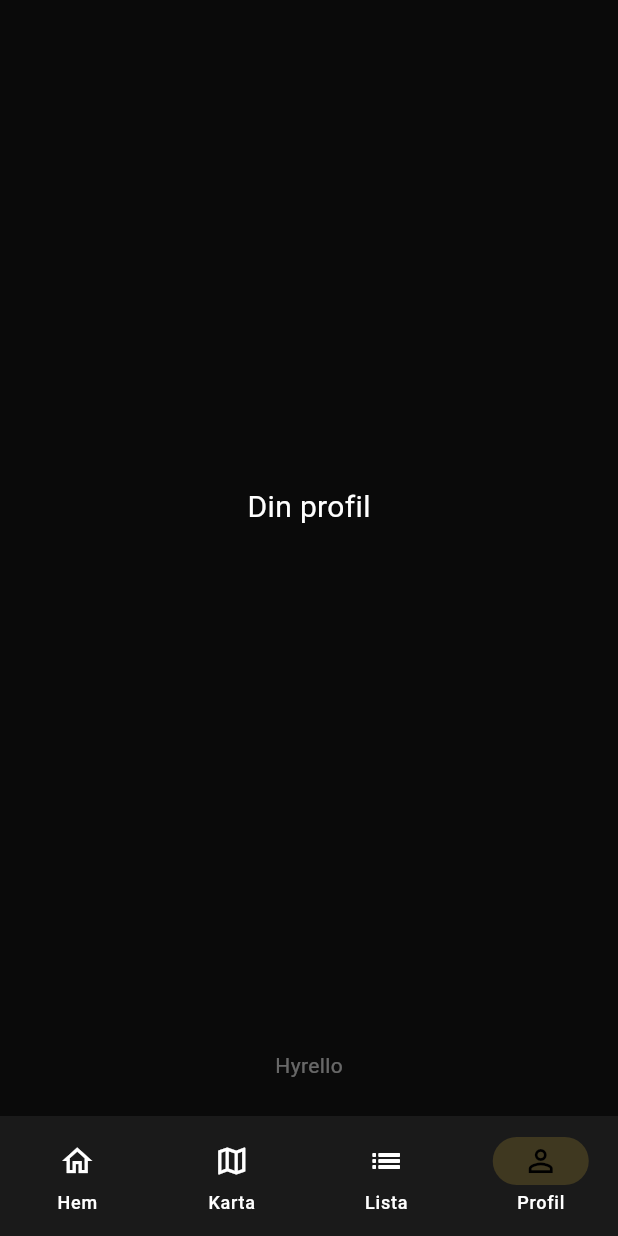
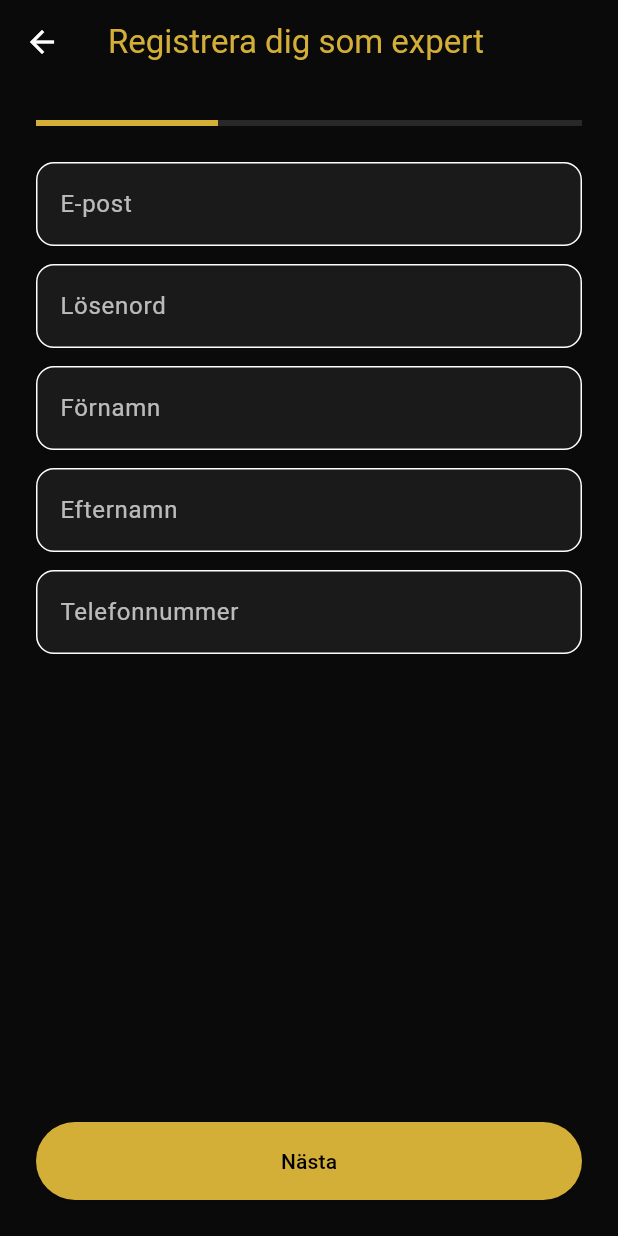
Before and after one commit to illanghost-99/hyrello, a Flutter app: the screen it shows after launch, after a tap on "Hyra ut mina tjänster", on a phone screen of 412 x 824 dp. Run offline on Flutter 3.47's test engine with Material 3 defaults, Android fonts, the phone set to English and light mode, and no system bars; our stand-ins replace firebase_core, supabase_flutter; accounts and stored records are empty.

Commit message:
Add 3-step registration for experts and users with interests

```diff
--- a/lib/main.dart
+++ b/lib/main.dart
@@ -4,9 +4,7 @@
 
 Future<void> main() async {
   WidgetsFlutterBinding.ensureInitialized();
-  try {
-    await Firebase.initializeApp();
-  } catch (_) {}
+  try { await Firebase.initializeApp(); } catch (_) {}
   try {
     await Supabase.initialize(
       url: 'https://aomyrjehryeouplkzhwi.supabase.co',
@@ -33,6 +31,12 @@
           surface: Color(0xFF1A1A1A),
         ),
         useMaterial3: true,
+        inputDecorationTheme: const InputDecorationTheme(
+          filled: true,
+          fillColor: Color(0xFF1A1A1A),
+          border: OutlineInputBorder(borderRadius: BorderRadius.all(Radius.circular(12))),
+          focusedBorder: OutlineInputBorder(borderSide: BorderSide(color: Color(0xFFD4AF37))),
+        ),
       ),
       home: const StartScreen(),
     );
@@ -52,56 +56,215 @@
           child: Column(
             mainAxisAlignment: MainAxisAlignment.center,
             children: [
-              const Text(
-                'Hyrello',
-                style: TextStyle(
-                  fontSize: 40,
-                  fontWeight: FontWeight.bold,
-                  color: Color(0xFFD4AF37),
+              const Text('Hyrello', style: TextStyle(fontSize: 40, fontWeight: FontWeight.bold, color: Color(0xFFD4AF37))),
+              const SizedBox(height: 8),
+              const Text('Hitta eller hyra ut expertis', style: TextStyle(color: Colors.white70, fontSize: 16)),
+              const SizedBox(height: 80),
+              _bigButton(context, 'Hyra en expert', false, () => Navigator.push(context, MaterialPageRoute(builder: (_) => const RegisterScreen(isExpert: false)))),
+              const SizedBox(height: 16),
+              _bigButton(context, 'Hyra ut mina tjänster', true, () => Navigator.push(context, MaterialPageRoute(builder: (_) => const RegisterScreen(isExpert: true)))),
+              const SizedBox(height: 8),
+              const Text('149 kr/mån', style: TextStyle(color: Colors.white54, fontSize: 13)),
+            ],
           ),
         ),
-              const SizedBox(height: 8),
-              const Text(
-                'Hitta eller hyra ut expertis',
-                style: TextStyle(color: Colors.white70, fontSize: 16),
       ),
-              const SizedBox(height: 80),
-              SizedBox(
+    );
+  }
+
+  Widget _bigButton(BuildContext context, String text, bool outlined, VoidCallback onPressed) {
+    return SizedBox(
       width: double.infinity,
       height: 56,
-                child: ElevatedButton(
+      child: outlined
+          ? OutlinedButton(
+              style: OutlinedButton.styleFrom(
+                side: const BorderSide(color: Color(0xFFD4AF37)),
+                foregroundColor: const Color(0xFFD4AF37),
+                shape: RoundedRectangleBorder(borderRadius: BorderRadius.circular(16)),
+              ),
+              onPressed: onPressed,
+              child: Text(text, style: const TextStyle(fontSize: 18, fontWeight: FontWeight.w600)),
+            )
+          : ElevatedButton(
               style: ElevatedButton.styleFrom(
                 backgroundColor: const Color(0xFFD4AF37),
                 foregroundColor: Colors.black,
                 shape: RoundedRectangleBorder(borderRadius: BorderRadius.circular(16)),
               ),
-                  onPressed: () {
-                    Navigator.push(context, MaterialPageRoute(builder: (_) => const MainAppScreen()));
-                  },
-                  child: const Text('Hyra en expert', style: TextStyle(fontSize: 18, fontWeight: FontWeight.w600)),
+              onPressed: onPressed,
+              child: Text(text, style: const TextStyle(fontSize: 18, fontWeight: FontWeight.w600)),
+            ),
+    );
+  }
+}
+
+class RegisterScreen extends StatefulWidget {
+  final bool isExpert;
+  const RegisterScreen({super.key, required this.isExpert});
+
+  @override
+  State<RegisterScreen> createState() => _RegisterScreenState();
+}
+
+class _RegisterScreenState extends State<RegisterScreen> {
+  int _step = 0;
+  final _formKey = GlobalKey<FormState>();
+
+  // Step 1
+  final _email = TextEditingController();
+  final _password = TextEditingController();
+  final _firstName = TextEditingController();
+  final _lastName = TextEditingController();
+  final _phone = TextEditingController();
+
+  // Step 2
+  final _description = TextEditingController();
+  final _experience = TextEditingController();
+  final _age = TextEditingController();
+  final _city = TextEditingController();
+  final _price = TextEditingController();
+
+  // Step 3
+  final List<String> _interests = [];
+  final List<String> _availableInterests = ['Juridik', 'Mäklare', 'Frisör', 'Veterinär', 'Läkare', 'Hantverk', 'IT', 'Ekonomi'];
+
+  void _next() {
+    if (_step < 2) {
+      setState(() => _step++);
+    } else {
+      // Done
+      Navigator.pushReplacement(context, MaterialPageRoute(builder: (_) => const MainAppScreen()));
+    }
+  }
+
+  @override
+  Widget build(BuildContext context) {
+    return Scaffold(
+      backgroundColor: const Color(0xFF0A0A0A),
+      appBar: AppBar(
+        title: Text(widget.isExpert ? 'Registrera dig som expert' : 'Registrera dig', style: const TextStyle(color: Color(0xFFD4AF37))),
+        backgroundColor: Colors.transparent,
+      ),
+      body: Padding(
+        padding: const EdgeInsets.all(24),
+        child: Column(
+          children: [
+            LinearProgressIndicator(value: (_step + 1) / 3, color: const Color(0xFFD4AF37), backgroundColor: Colors.white12),
+            const SizedBox(height: 24),
+            Expanded(
+              child: Form(
+                key: _formKey,
+                child: ListView(
+                  children: [
+                    if (_step == 0) ..._step1(),
+                    if (_step == 1) ..._step2(),
+                    if (_step == 2) ..._step3(),
+                  ],
+                ),
               ),
             ),
             const SizedBox(height: 16),
             SizedBox(
               width: double.infinity,
-                height: 56,
-                child: OutlinedButton(
-                  style: OutlinedButton.styleFrom(
-                    side: const BorderSide(color: Color(0xFFD4AF37)),
-                    foregroundColor: const Color(0xFFD4AF37),
-                    shape: RoundedRectangleBorder(borderRadius: BorderRadius.circular(16)),
-                  ),
-                  onPressed: () {
-                    Navigator.push(context, MaterialPageRoute(builder: (_) => const MainAppScreen()));
-                  },
-                  child: const Text('Hyra ut mina tjänster', style: TextStyle(fontSize: 18, fontWeight: FontWeight.w600)),
+              height: 52,
+              child: ElevatedButton(
+                style: ElevatedButton.styleFrom(backgroundColor: const Color(0xFFD4AF37), foregroundColor: Colors.black),
+                onPressed: _next,
+                child: Text(_step == 2 ? 'Klar' : 'Nästa'),
               ),
             ),
-              const SizedBox(height: 8),
-              const Text('149 kr/mån', style: TextStyle(color: Colors.white54, fontSize: 13)),
           ],
         ),
       ),
+    );
+  }
+
+  List<Widget> _step1() => [
+    _field(_email, 'E-post'),
+    _field(_password, 'Lösenord', obscure: true),
+    _field(_firstName, 'Förnamn'),
+    _field(_lastName, 'Efternamn'),
+    _field(_phone, 'Telefonnummer'),
+  ];
+
+  List<Widget> _step2() {
+    if (widget.isExpert) {
+      return [
+        _field(_description, 'Beskrivning om dig (200-250 tecken)', maxLines: 4),
+        _field(_experience, 'Erfarenhet och utbildning'),
+        _field(_age, 'Ålder', keyboard: TextInputType.number),
+        _field(_city, 'Stad'),
+        _field(_price, 'Pris per timme (kr)', keyboard: TextInputType.number),
+        const SizedBox(height: 8),
+        const Text('Ladda upp foto på dig (person, inte objekt)', style: TextStyle(color: Colors.white70)),
+        const SizedBox(height: 8),
+        OutlinedButton.icon(
+          onPressed: () {},
+          icon: const Icon(Icons.camera_alt, color: Color(0xFFD4AF37)),
+          label: const Text('Välj foto', style: TextStyle(color: Color(0xFFD4AF37))),
+        ),
+      ];
+    } else {
+      return [
+        _field(_city, 'Stad'),
+        const SizedBox(height: 16),
+        const Text('Vilka tjänster är du mest intresserad av?', style: TextStyle(color: Colors.white70)),
+      ];
+    }
+  }
+
+  List<Widget> _step3() {
+    if (widget.isExpert) {
+      return [
+        const Text('Ladda upp certifikat eller betyg', style: TextStyle(color: Colors.white70)),
+        const SizedBox(height: 12),
+        OutlinedButton.icon(
+          onPressed: () {},
+          icon: const Icon(Icons.upload_file, color: Color(0xFFD4AF37)),
+          label: const Text('Ladda upp dokument', style: TextStyle(color: Color(0xFFD4AF37))),
+        ),
+        const SizedBox(height: 24),
+        const Text('Din profil skickas för godkännande.', style: TextStyle(color: Colors.white54)),
+      ];
+    } else {
+      return [
+        Wrap(
+          spacing: 8,
+          runSpacing: 8,
+          children: _availableInterests.map((interest) {
+            final selected = _interests.contains(interest);
+            return FilterChip(
+              label: Text(interest),
+              selected: selected,
+              selectedColor: const Color(0xFFD4AF37).withOpacity(0.3),
+              checkmarkColor: const Color(0xFFD4AF37),
+              onSelected: (v) {
+                setState(() {
+                  if (v) {
+                    _interests.add(interest);
+                  } else {
+                    _interests.remove(interest);
+                  }
+                });
+              },
+            );
+          }).toList(),
+        ),
+      ];
+    }
+  }
+
+  Widget _field(TextEditingController c, String label, {bool obscure = false, int maxLines = 1, TextInputType? keyboard}) {
+    return Padding(
+      padding: const EdgeInsets.only(bottom: 12),
+      child: TextFormField(
+        controller: c,
+        obscureText: obscure,
+        maxLines: maxLines,
+        keyboardType: keyboard,
+        style: const TextStyle(color: Colors.white),
+        decoration: InputDecoration(labelText: label, labelStyle: const TextStyle(color: Colors.white70)),
       ),
     );
   }
@@ -115,7 +278,7 @@
 }
 
 class _MainAppScreenState extends State<MainAppScreen> {
-  int _index = 3; // Start on Profile for now
+  int _index = 0;
 
   final _screens = const [
     Center(child: Text('Hem', style: TextStyle(color: Colors.white))),
@@ -175,7 +338,7 @@
           keyboardType: TextInputType.number,
           obscureText: true,
           style: const TextStyle(color: Colors.white),
-          decoration: const InputDecoration(hintText: 'PIN', hintStyle: TextStyle(color: Colors.white54)),
+          decoration: const InputDecoration(hintText: 'PIN'),
         ),
         actions: [
           TextButton(onPressed: () => Navigator.pop(ctx), child: const Text('Avbryt')),
@@ -201,19 +364,12 @@
       body: SafeArea(
         child: Column(
           children: [
-            const Expanded(
-              child: Center(
-                child: Text('Din profil', style: TextStyle(color: Colors.white, fontSize: 20)),
-              ),
-            ),
+            const Expanded(child: Center(child: Text('Din profil', style: TextStyle(color: Colors.white, fontSize: 20)))),
             GestureDetector(
               onTap: _onHyrelloTap,
               child: const Padding(
                 padding: EdgeInsets.all(24),
-                child: Text(
-                  'Hyrello',
-                  style: TextStyle(color: Colors.white38, fontSize: 14),
-                ),
+                child: Text('Hyrello', style: TextStyle(color: Colors.white38, fontSize: 14)),
               ),
             ),
           ],
@@ -229,13 +385,9 @@
   @override
   Widget build(BuildContext context) {
     final firebaseOk = Firebase.apps.isNotEmpty;
-
     return Scaffold(
       backgroundColor: const Color(0xFF0A0A0A),
-      appBar: AppBar(
-        title: const Text('Admin / Felsökning', style: TextStyle(color: Color(0xFFD4AF37))),
-        backgroundColor: Colors.transparent,
-      ),
+      appBar: AppBar(title: const Text('Admin / Felsökning', style: TextStyle(color: Color(0xFFD4AF37))), backgroundColor: Colors.transparent),
       body: Padding(
         padding: const EdgeInsets.all(24),
         child: Column(
```
Lines whose indentation alone changed are shown as unchanged.
